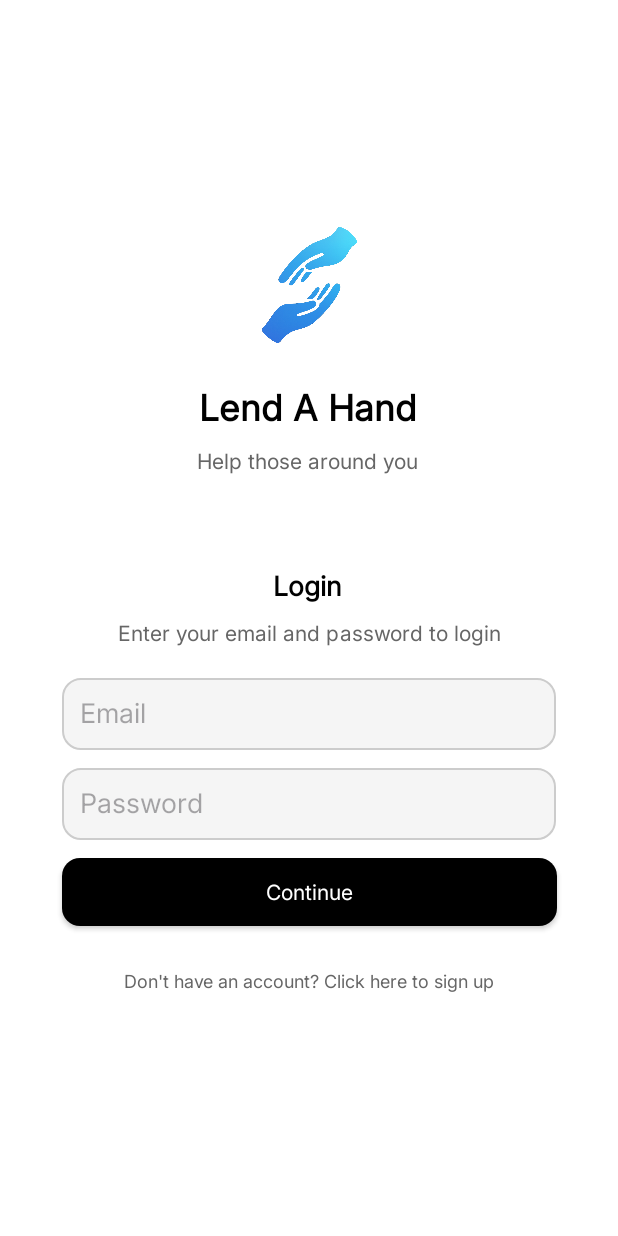
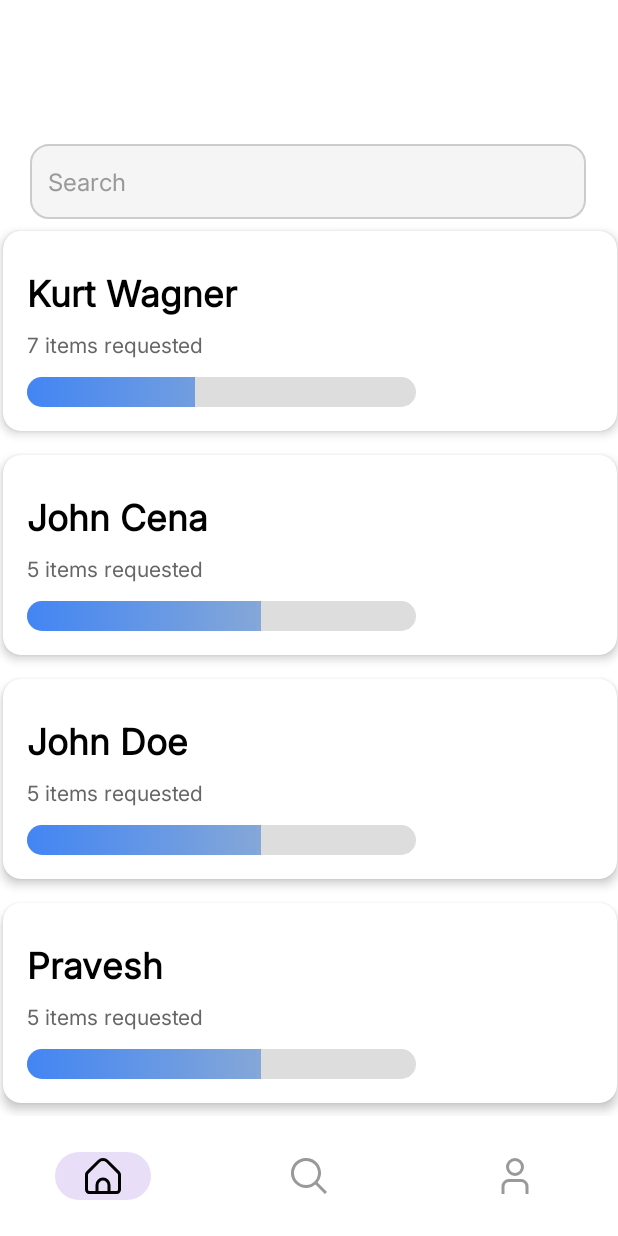
Before and after one commit to joshsawyer/lend-a-hand-project, an Android app: the screen it shows after launch (MainActivity), on a phone screen of 412 x 824 dp. Run offline under Robolectric (Android 15) with nearby library versions, the light colour scheme and no system bars.

Commit message:
Got main page semi working and added toolbar

```diff
--- a/app/build.gradle
+++ b/app/build.gradle
@@ -29,7 +29,7 @@
 }
 
 dependencies {
-
+    implementation 'com.google.android.material:material:1.10.0'
     implementation libs.appcompat
     implementation libs.material
     implementation libs.activity
--- /dev/null
+++ b/app/src/main/java/com/example/lendahand/BaseActivity.java
@@ -0,0 +1,36 @@
+package com.example.lendahand;
+
+import android.os.Bundle;
+import androidx.annotation.Nullable;
+import androidx.appcompat.app.AppCompatActivity;
+import com.google.android.material.bottomnavigation.BottomNavigationView;
+
+public abstract class BaseActivity extends AppCompatActivity {
+
+    protected BottomNavigationView bottomNavigationView;
+
+    @Override
+    protected void onCreate(@Nullable Bundle savedInstanceState) {
+        super.onCreate(savedInstanceState);
+    }
+
+    protected void setupBottomNavigation() {
+        bottomNavigationView = findViewById(R.id.bottomNavigationView);
+        if (bottomNavigationView != null) {
+            bottomNavigationView.setOnItemSelectedListener(item -> {
+                int itemId = item.getItemId();
+                if (itemId == R.id.nav_home) {
+                    // Handle Home tap
+                    return true;
+                } else if (itemId == R.id.nav_search) {
+                    // Handle Search tap
+                    return true;
+                } else if (itemId == R.id.nav_profile) {
+                    // Handle Notifications tap
+                    return true;
+                }
+                return false;
+            });
+        }
+    }
+}
--- a/app/src/main/java/com/example/lendahand/MainActivity.java
+++ b/app/src/main/java/com/example/lendahand/MainActivity.java
@@ -7,13 +7,35 @@
 import androidx.core.graphics.Insets;
 import androidx.core.view.ViewCompat;
 import androidx.core.view.WindowInsetsCompat;
+import androidx.recyclerview.widget.LinearLayoutManager;
+import androidx.recyclerview.widget.RecyclerView;
 
-public class MainActivity extends AppCompatActivity {
+import java.util.ArrayList;
+
+public class MainActivity extends BaseActivity {
 
     @Override
     protected void onCreate(Bundle savedInstanceState) {
         super.onCreate(savedInstanceState);
-        EdgeToEdge.enable(this);
-        setContentView(R.layout.activity_login);
+        setContentView(R.layout.activity_home);
+        RecyclerView courseRV = findViewById(R.id.donationsRecyclerView);
+
+        // Here, we have created new array list and added data to it
+        ArrayList<User> userArrayList = new ArrayList<User>();
+        userArrayList.add(new User("Kurt Wagner", 7, 43));
+        userArrayList.add(new User("John Cena", 5, 60));
+        userArrayList.add(new User("John Doe", 5, 60));
+        userArrayList.add(new User("Pravesh", 5, 60));
+
+        // we are initializing our adapter class and passing our arraylist to it.
+        UserAdapter userAdapter = new UserAdapter(userArrayList);
+
+        // below line is for setting a layout manager for our recycler view.
+        // here we are creating vertical list so we will provide orientation as vertical
+        LinearLayoutManager linearLayoutManager = new LinearLayoutManager(this, LinearLayoutManager.VERTICAL, false);
+
+        // in below two lines we are setting layoutmanager and adapter to our recycler view.
+        courseRV.setLayoutManager(linearLayoutManager);
+        courseRV.setAdapter(userAdapter);
     }
 }
--- /dev/null
+++ b/app/src/main/java/com/example/lendahand/User.java
@@ -0,0 +1,27 @@
+package com.example.lendahand;
+
+//Please feel free to alter anything here this is just a basic setup for the user class so I can get the GUI working
+public class User {
+    private String name;
+    private int itemsRequested;
+    private int progress; //percentage points for items requested
+
+    //constructor
+    public User(String name, int itemsRequested, int progress){
+        this.name = name;
+        this.itemsRequested = itemsRequested;
+        this.progress = progress;
+    }
+
+    public String getName(){
+        return name;
+    }
+
+    public int getItemsRequested(){
+        return itemsRequested;
+    }
+
+    public int getProgress(){
+        return progress;
+    }
+}
--- /dev/null
+++ b/app/src/main/java/com/example/lendahand/UserAdapter.java
@@ -0,0 +1,60 @@
+package com.example.lendahand;
+
+import android.content.Context;
+import android.view.LayoutInflater;
+import android.view.View;
+import android.view.ViewGroup;
+import android.widget.ImageView;
+import android.widget.ProgressBar;
+import android.widget.TextView;
+import androidx.annotation.NonNull;
+import androidx.recyclerview.widget.RecyclerView;
+import java.util.ArrayList;
+
+//This class connects the item_person_card to the homepage
+
+public class UserAdapter extends RecyclerView.Adapter<UserAdapter.ViewHolder> {
+    private final ArrayList<User> userList;
+
+    public UserAdapter(ArrayList<User> userList){
+        this.userList = userList;
+    }
+
+
+    @NonNull
+    @Override
+    public UserAdapter.ViewHolder onCreateViewHolder(@NonNull ViewGroup parent, int viewType) {
+        // to inflate the layout for each item of recycler view.
+        View view = LayoutInflater.from(parent.getContext()).inflate(R.layout.item_person_card, parent, false);
+        return new ViewHolder(view);
+    }
+
+    @Override
+    public void onBindViewHolder(@NonNull UserAdapter.ViewHolder holder, int position) {
+        // to set data to textview and imageview of each card layout
+        User user = userList.get(position);
+        holder.nameTextView.setText(user.getName());
+        holder.itemsRequestedTextView.setText(String.valueOf(user.getItemsRequested()) + " items requested");
+        holder.progressBar.setProgress(user.getProgress());
+    }
+
+    @Override
+    public int getItemCount() {
+        // this method is used for showing number of card items in recycler view
+        return userList.size();
+    }
+
+    // View holder class for initializing of your views such as TextView and Imageview
+    public static class ViewHolder extends RecyclerView.ViewHolder {
+        private final TextView nameTextView;
+        private final TextView itemsRequestedTextView;
+        private final ProgressBar progressBar;
+
+        public ViewHolder(@NonNull View itemView) {
+            super(itemView);
+            nameTextView = itemView.findViewById(R.id.nameTextView);
+            itemsRequestedTextView = itemView.findViewById(R.id.itemsRequestedTextView);
+            progressBar = itemView.findViewById(R.id.progressBar);
+        }
+    }
+}
--- /dev/null
+++ b/app/src/main/res/color/nav_item_colour.xml
@@ -0,0 +1,6 @@
+<?xml version="1.0" encoding="utf-8"?>
+
+<selector xmlns:android="http://schemas.android.com/apk/res/android">
+    <item android:color="#000000" android:state_checked="true" />  <!-- Selected = black -->
+    <item android:color="#999999" android:state_checked="false" /> <!-- Unselected = grey -->
+</selector>
--- /dev/null
+++ b/app/src/main/res/drawable/home.xml
@@ -0,0 +1,9 @@
+<vector xmlns:android="http://schemas.android.com/apk/res/android"
+    android:width="512dp"
+    android:height="512dp"
+    android:viewportWidth="24"
+    android:viewportHeight="24">
+  <path
+      android:fillColor="#FF000000"
+      android:pathData="M23.121,9.069 L15.536,1.483a5.008,5.008 0,0 0,-7.072 0L0.879,9.069A2.978,2.978 0,0 0,0 11.19v9.817a3,3 0,0 0,3 3L21,24.007a3,3 0,0 0,3 -3L24,11.19A2.978,2.978 0,0 0,23.121 9.069ZM15,22.007L9,22.007L9,18.073a3,3 0,0 1,6 0ZM22,21.007a1,1 0,0 1,-1 1L17,22.007L17,18.073a5,5 0,0 0,-10 0v3.934L3,22.007a1,1 0,0 1,-1 -1L2,11.19a1.008,1.008 0,0 1,0.293 -0.707L9.878,2.9a3.008,3.008 0,0 1,4.244 0l7.585,7.586A1.008,1.008 0,0 1,22 11.19Z"/>
+</vector>
--- /dev/null
+++ b/app/src/main/res/drawable/progress_bar.xml
@@ -0,0 +1,24 @@
+<?xml version="1.0" encoding="utf-8"?>
+<layer-list xmlns:android="http://schemas.android.com/apk/res/android">
+    <!-- Background Track -->
+    <item android:id="@android:id/background">
+        <shape android:shape="rectangle">
+            <solid android:color="#DDDDDD"/>
+            <corners android:radius="50dp"/>
+        </shape>
+    </item>
+
+    <!-- Progress Fill -->
+    <item android:id="@android:id/progress">
+        <clip>
+            <shape android:shape="rectangle">
+                <gradient
+                    android:angle="0"
+                    android:startColor="#4285F4"
+                android:endColor="#B0BEC5"
+                android:type="linear"/>
+                <corners android:radius="50dp"/>
+            </shape>
+        </clip>
+    </item>
+</layer-list>
--- /dev/null
+++ b/app/src/main/res/drawable/search.xml
@@ -0,0 +1,9 @@
+<vector xmlns:android="http://schemas.android.com/apk/res/android"
+    android:width="512dp"
+    android:height="512dp"
+    android:viewportWidth="24"
+    android:viewportHeight="24">
+  <path
+      android:fillColor="#FF000000"
+      android:pathData="M24,22.586l-6.262,-6.262a10.016,10.016 0,1 0,-1.414 1.414L22.586,24ZM10,18a8,8 0,1 1,8 -8A8.009,8.009 0,0 1,10 18Z"/>
+</vector>
--- /dev/null
+++ b/app/src/main/res/drawable/user.xml
@@ -0,0 +1,12 @@
+<vector xmlns:android="http://schemas.android.com/apk/res/android"
+    android:width="512dp"
+    android:height="512dp"
+    android:viewportWidth="24"
+    android:viewportHeight="24">
+  <path
+      android:fillColor="#FF000000"
+      android:pathData="M21,24H19V18.957A2.96,2.96 0,0 0,16.043 16H7.957A2.96,2.96 0,0 0,5 18.957V24H3V18.957A4.963,4.963 0,0 1,7.957 14h8.086A4.963,4.963 0,0 1,21 18.957Z"/>
+  <path
+      android:fillColor="#FF000000"
+      android:pathData="M12,12a6,6 0,1 1,6 -6A6.006,6.006 0,0 1,12 12ZM12,2a4,4 0,1 0,4 4A4,4 0,0 0,12 2Z"/>
+</vector>
--- /dev/null
+++ b/app/src/main/res/layout/activity_home.xml
@@ -0,0 +1,57 @@
+<?xml version="1.0" encoding="utf-8"?>
+<androidx.constraintlayout.widget.ConstraintLayout
+    xmlns:android="http://schemas.android.com/apk/res/android"
+    xmlns:app="http://schemas.android.com/apk/res-auto"
+    xmlns:tools="http://schemas.android.com/tools"
+    android:layout_width="match_parent"
+    android:layout_height="match_parent"
+    android:background="#FFFFFF">
+
+
+    <EditText
+        android:id="@+id/searchBar"
+        android:layout_width="0dp"
+        android:layout_height="50dp"
+        android:layout_marginTop="96dp"
+        android:background="@drawable/rounded_edittext"
+        android:drawablePadding="12dp"
+        android:fontFamily="@font/inter"
+        android:hint="Search"
+        android:padding="12dp"
+        android:textColor="#000000"
+        android:textColorHint="#999999"
+        android:textSize="16sp"
+        app:layout_constraintEnd_toEndOf="parent"
+        app:layout_constraintHorizontal_bias="0.488"
+        app:layout_constraintStart_toStartOf="parent"
+        app:layout_constraintTop_toTopOf="parent"
+        app:layout_constraintWidth_percent="0.9" />
+
+    <androidx.recyclerview.widget.RecyclerView
+        android:id="@+id/donationsRecyclerView"
+        android:layout_width="425dp"
+        android:layout_height="773dp"
+        android:clipToPadding="false"
+        android:paddingBottom="80dp"
+        app:layout_constraintBottom_toBottomOf="parent"
+        app:layout_constraintEnd_toEndOf="parent"
+        app:layout_constraintStart_toStartOf="parent"
+        app:layout_constraintTop_toBottomOf="@+id/searchBar"
+        app:layout_constraintVertical_bias="0.0" />
+
+    <com.google.android.material.bottomnavigation.BottomNavigationView
+        android:id="@+id/bottomNavigationView"
+        android:layout_width="match_parent"
+        android:layout_height="wrap_content"
+        android:layout_marginTop="324dp"
+        android:background="#FFFFFF"
+        app:itemIconTint="@color/nav_item_colour"
+        app:labelVisibilityMode="unlabeled"
+        app:itemRippleColor="@android:color/transparent"
+        app:menu="@menu/bottom_nav_menu"
+        app:layout_constraintBottom_toBottomOf="parent"
+        app:layout_constraintEnd_toEndOf="parent"
+        app:layout_constraintStart_toStartOf="parent" />
+
+
+</androidx.constraintlayout.widget.ConstraintLayout>
--- a/app/src/main/res/layout/activity_login.xml
+++ b/app/src/main/res/layout/activity_login.xml
@@ -121,7 +121,9 @@
         app:layout_constraintEnd_toEndOf="parent"
         app:layout_constraintHorizontal_bias="0.498"
         app:layout_constraintStart_toStartOf="parent"
-        app:layout_constraintTop_toBottomOf="@id/logoImage" />
+        app:layout_constraintTop_toBottomOf="@id/logoImage"
+
+        />
 
     <TextView
         android:id="@+id/appSubtitle"
--- /dev/null
+++ b/app/src/main/res/layout/item_person_card.xml
@@ -0,0 +1,59 @@
+<?xml version="1.0" encoding="utf-8"?>
+<androidx.cardview.widget.CardView
+    xmlns:android="http://schemas.android.com/apk/res/android"
+    xmlns:app="http://schemas.android.com/apk/res-auto"
+    android:layout_width="match_parent"
+    android:layout_height="wrap_content"
+    android:layout_margin="8dp"
+    app:cardCornerRadius="12dp"
+    app:cardElevation="4dp"
+    android:backgroundTint="#FFFFFF">
+
+    <androidx.constraintlayout.widget.ConstraintLayout
+        android:layout_width="match_parent"
+        android:layout_height="133dp"
+        android:padding="16dp">
+
+        <TextView
+            android:id="@+id/nameTextView"
+            android:layout_width="234dp"
+            android:layout_height="37dp"
+            android:layout_marginTop="8dp"
+            android:fontFamily="@font/inter"
+            android:text="Kurt Wagner"
+            android:textColor="#000000"
+            android:textSize="24sp"
+            android:textStyle="bold"
+            app:layout_constraintStart_toStartOf="parent"
+            app:layout_constraintTop_toTopOf="parent" />
+
+        <TextView
+            android:id="@+id/itemsRequestedTextView"
+            android:layout_width="wrap_content"
+            android:layout_height="wrap_content"
+            android:layout_marginTop="4dp"
+            android:fontFamily="@font/inter"
+            android:text="7 Items Requested"
+            android:textColor="#666666"
+            android:textSize="14sp"
+            app:layout_constraintStart_toStartOf="parent"
+            app:layout_constraintTop_toBottomOf="@id/nameTextView" />
+
+        <ProgressBar
+            android:id="@+id/progressBar"
+            style="@android:style/Widget.ProgressBar.Horizontal"
+            android:layout_width="259dp"
+            android:layout_height="20dp"
+            android:max="100"
+            android:progress="50"
+            android:progressDrawable="@drawable/progress_bar"
+            app:layout_constraintBottom_toBottomOf="parent"
+            app:layout_constraintEnd_toEndOf="parent"
+            app:layout_constraintHorizontal_bias="0.0"
+            app:layout_constraintStart_toStartOf="parent"
+            app:layout_constraintTop_toBottomOf="@id/itemsRequestedTextView"
+            app:layout_constraintVertical_bias="1.0" />
+
+    </androidx.constraintlayout.widget.ConstraintLayout>
+
+</androidx.cardview.widget.CardView>
--- /dev/null
+++ b/app/src/main/res/layout/toolbar.xml
@@ -0,0 +1,14 @@
+<?xml version="1.0" encoding="utf-8"?>
+<androidx.appcompat.widget.Toolbar
+    xmlns:android="http://schemas.android.com/apk/res/android"
+    xmlns:app="http://schemas.android.com/apk/res-auto"
+    android:id="@+id/topAppBar"
+    android:layout_width="match_parent"
+    android:layout_height="wrap_content"
+    android:minHeight="?attr/actionBarSize"
+    android:background="#FFFFFF"
+    android:elevation="4dp"
+    android:theme="@style/ThemeOverlay.AppCompat.Light"
+    app:titleTextColor="#000000"
+    app:popupTheme="@style/ThemeOverlay.AppCompat.Light"
+    app:title="Donate" />
--- /dev/null
+++ b/app/src/main/res/menu/bottom_nav_menu.xml
@@ -0,0 +1,21 @@
+<?xml version="1.0" encoding="utf-8"?>
+
+<menu xmlns:android="http://schemas.android.com/apk/res/android">
+
+    <item
+        android:id="@+id/nav_home"
+        android:icon="@drawable/home"
+        android:title="Home" />
+
+
+    <item
+        android:id="@+id/nav_search"
+        android:icon="@drawable/search"
+        android:title="Search" />
+
+    <item
+        android:id="@+id/nav_profile"
+        android:icon="@drawable/user"
+        android:title="Profile" />
+
+</menu>
--- a/app/src/main/res/values/themes.xml
+++ b/app/src/main/res/values/themes.xml
@@ -1,9 +1,11 @@
 <resources xmlns:tools="http://schemas.android.com/tools">
-    <!-- Base application theme. -->
-    <style name="Base.Theme.LendAHand" parent="Theme.Material3.DayNight.NoActionBar">
-        <!-- Customize your light theme here. -->
-        <!-- <item name="colorPrimary">@color/my_light_primary</item> -->
+
+    <style name="Theme.LendAHand" parent="Theme.Material3.DayNight.NoActionBar">
+        <!-- Kill ripple highlight -->
+        <item name="colorControlHighlight">@android:color/transparent</item>
+
+        <!-- (Optional) If you want even better consistency: -->
+        <item name="rippleColor">@android:color/transparent</item>
     </style>
 
-    <style name="Theme.LendAHand" parent="Base.Theme.LendAHand" />
 </resources>
```
